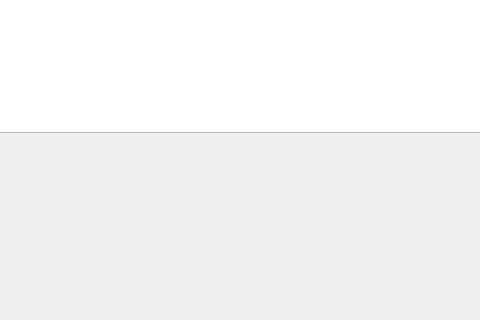
Qt form mainwindow.ui (msiu7/Hockey-Simulation-Engine) before a commit; both pictures show x 414 to 894 and y 397 to 717 of the 1069 by 717 pixel window.
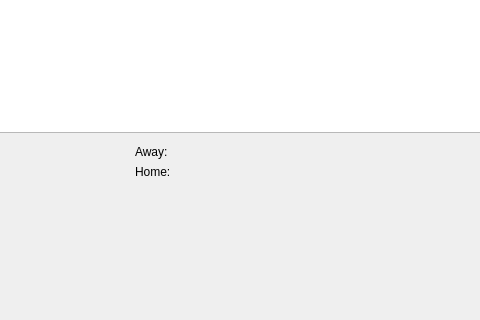
The same form after that commit.

```diff
--- a/mainwindow.ui
+++ b/mainwindow.ui
@@ -15,7 +15,7 @@
   </property>
   <widget class="QWidget" name="centralwidget">
    <layout class="QGridLayout" name="gridLayout">
-    <item row="0" column="0">
+    <item row="1" column="0">
      <widget class="QStackedWidget" name="stackedWidget">
       <property name="currentIndex">
        <number>2</number>
@@ -253,6 +253,32 @@
          <string>Timer: </string>
         </property>
        </widget>
+       <widget class="QLabel" name="awayLabel">
+        <property name="geometry">
+         <rect>
+          <x>540</x>
+          <y>530</y>
+          <width>191</width>
+          <height>20</height>
+         </rect>
+        </property>
+        <property name="text">
+         <string>Away:</string>
+        </property>
+       </widget>
+       <widget class="QLabel" name="homeLabel">
+        <property name="geometry">
+         <rect>
+          <x>540</x>
+          <y>550</y>
+          <width>211</width>
+          <height>20</height>
+         </rect>
+        </property>
+        <property name="text">
+         <string>Home:</string>
+        </property>
+       </widget>
       </widget>
       <widget class="QWidget" name="teamEditPage">
        <widget class="QLabel" name="teamNameLabel2">
```
Left out of the diff: 26 changed lines with no effect on the pictures.
